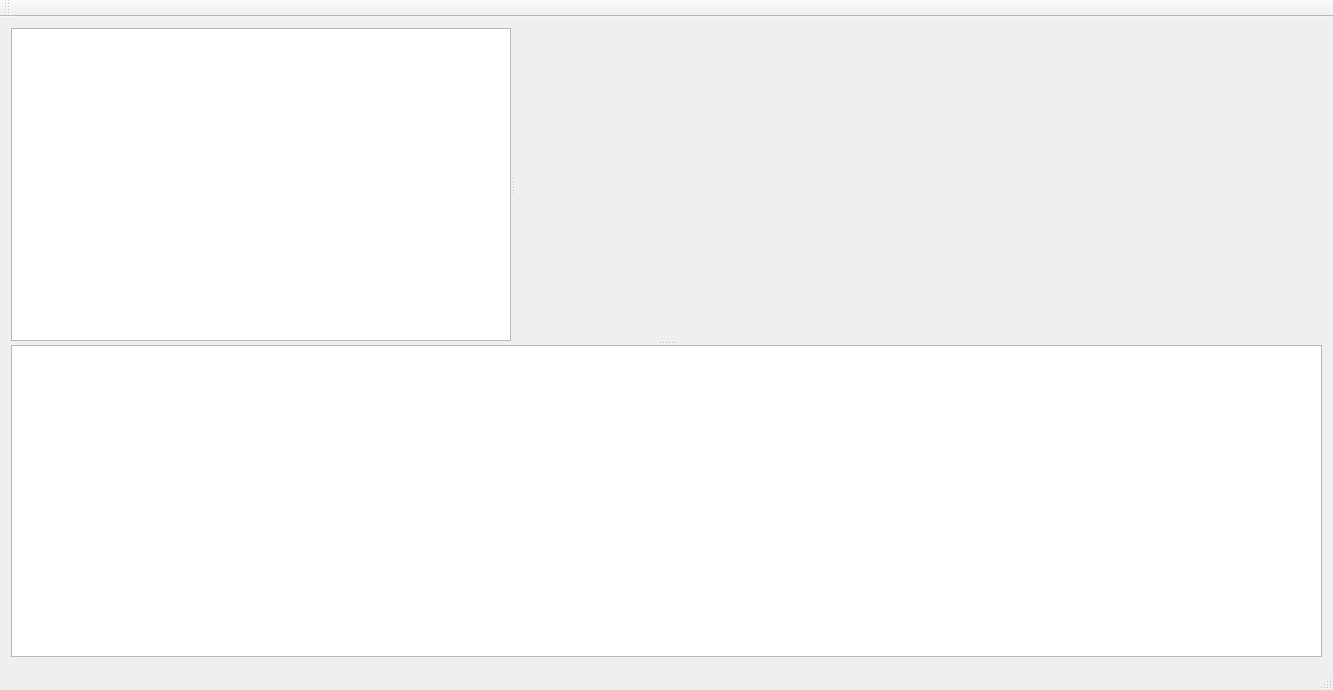
Old version of the form tool/a6kontrol/mainwindow.ui in the repository UniSwarm/uDevkit-SDK.
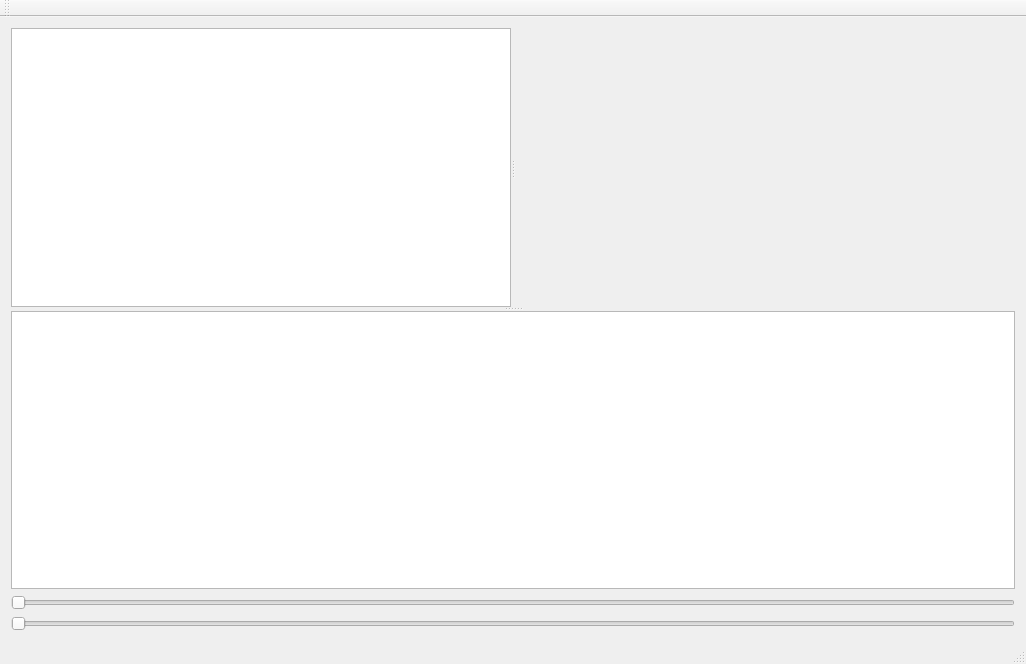
New version of the form. Custom widgets are drawn as their Qt base class.

```diff
--- a/tool/a6kontrol/mainwindow.ui
+++ b/tool/a6kontrol/mainwindow.ui
@@ -6,8 +6,8 @@
    <rect>
     <x>0</x>
     <y>0</y>
-    <width>1333</width>
-    <height>690</height>
+    <width>1023</width>
+    <height>664</height>
    </rect>
   </property>
   <property name="windowTitle">
@@ -60,6 +60,26 @@
       </widget>
      </widget>
     </item>
+    <item>
+     <widget class="QSlider" name="horizontalSlider">
+      <property name="maximum">
+       <number>150</number>
+      </property>
+      <property name="orientation">
+       <enum>Qt::Horizontal</enum>
+      </property>
+     </widget>
+    </item>
+    <item>
+     <widget class="QSlider" name="horizontalSlider_2">
+      <property name="maximum">
+       <number>150</number>
+      </property>
+      <property name="orientation">
+       <enum>Qt::Horizontal</enum>
+      </property>
+     </widget>
+    </item>
    </layout>
   </widget>
   <widget class="QMenuBar" name="menuBar">
```
Left out of the diff: 2 changed lines with no effect on the pictures.
